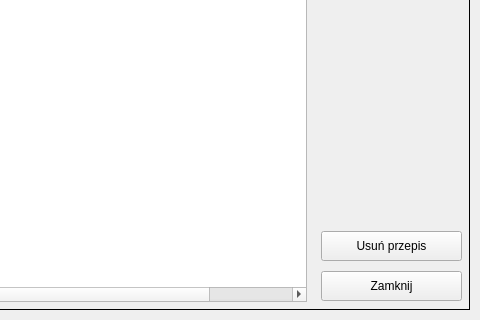
Before: the Qt Designer form mainwindow.ui in MichalMierzwa/FoodBook, drawn with Qt 5; both pictures show x 320 to 800 and y 280 to 600 of the 800 by 600 pixel window.
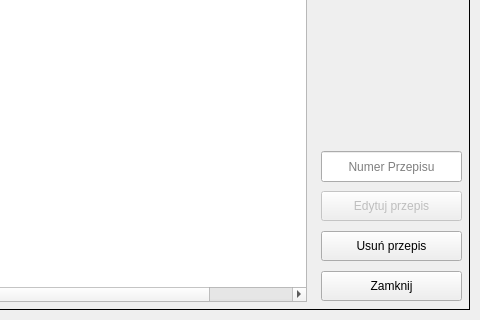
After: the same form once the commit is applied. The open tabs and pages were chosen to show the change. Icons and pictures are not drawn. Custom widgets are drawn as their Qt base class.

What changed in the file:
```diff
--- a/mainwindow.ui
+++ b/mainwindow.ui
@@ -519,6 +519,38 @@
        <string>Usuń przepis</string>
       </property>
      </widget>
+     <widget class="QPushButton" name="pushButton_EditRecipe">
+      <property name="enabled">
+       <bool>false</bool>
+      </property>
+      <property name="geometry">
+       <rect>
+        <x>630</x>
+        <y>430</y>
+        <width>141</width>
+        <height>30</height>
+       </rect>
+      </property>
+      <property name="text">
+       <string>Edytuj przepis</string>
+      </property>
+     </widget>
+     <widget class="QLineEdit" name="lineEdit_EditRecipe">
+      <property name="geometry">
+       <rect>
+        <x>630</x>
+        <y>390</y>
+        <width>141</width>
+        <height>31</height>
+       </rect>
+      </property>
+      <property name="alignment">
+       <set>Qt::AlignCenter</set>
+      </property>
+      <property name="placeholderText">
+       <string>Numer Przepisu</string>
+      </property>
+     </widget>
     </widget>
     <widget class="QWidget" name="page_3">
      <widget class="QPushButton" name="MainPageButton_2">
```
Left out of the diff: 14 changed lines with no effect on the pictures.
